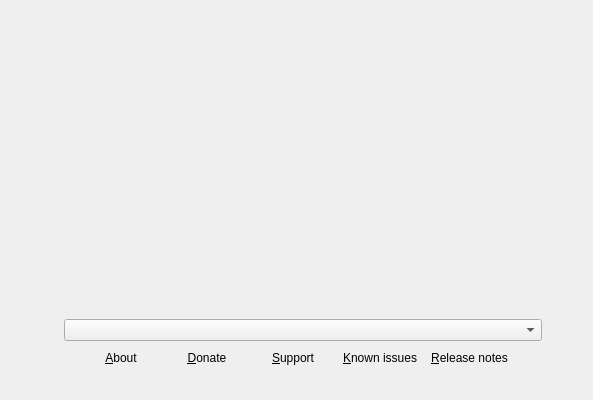
First picture: the form in src/modules/welcome/WelcomePage.ui, repository TryOneOs/calamares, before the edit.
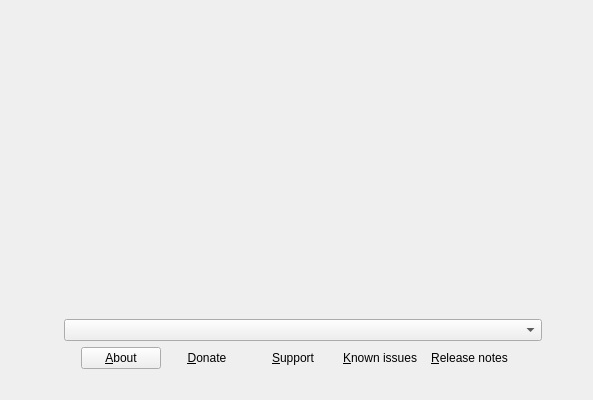
Second picture: the form after the edit. Icons and pictures are not drawn.

Patch:
```diff
--- a/src/modules/welcome/WelcomePage.ui
+++ b/src/modules/welcome/WelcomePage.ui
@@ -140,7 +140,7 @@
             <string>&amp;About</string>
            </property>
            <property name="flat">
-            <bool>true</bool>
+            <bool>false</bool>
            </property>
           </widget>
          </item>
```
